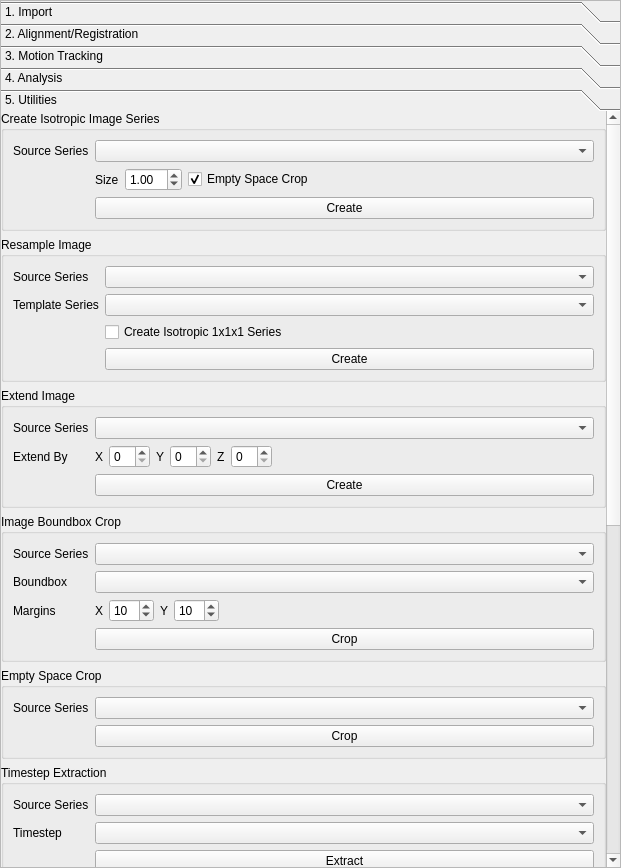
The window that src/ui/CardiacMotionProp.ui (ericspod/Eidolon) describes before a commit, drawn with Qt 5.
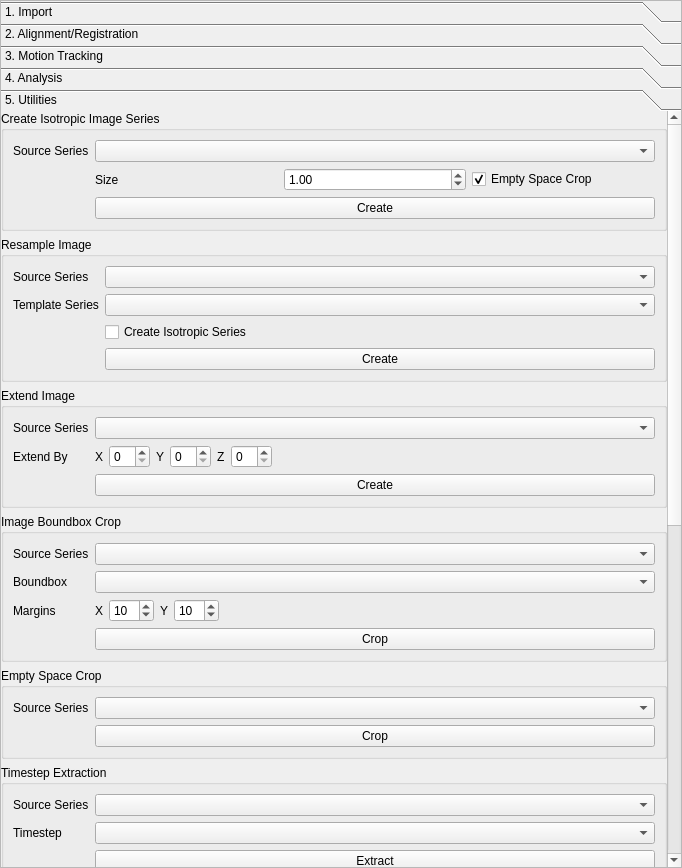
The same window after the commit. The open tabs and pages were chosen to show the change.

Patch:
```diff
--- a/src/ui/CardiacMotionProp.ui
+++ b/src/ui/CardiacMotionProp.ui
@@ -6,7 +6,7 @@
    <rect>
     <x>0</x>
     <y>0</y>
-    <width>621</width>
+    <width>682</width>
     <height>868</height>
    </rect>
   </property>
@@ -1631,8 +1631,8 @@
        <rect>
         <x>0</x>
         <y>0</y>
-        <width>602</width>
-        <height>1306</height>
+        <width>667</width>
+        <height>1532</height>
        </rect>
       </property>
       <property name="sizePolicy">
@@ -1725,19 +1725,6 @@
               </property>
              </widget>
             </item>
-            <item>
-             <spacer name="horizontalSpacer_8">
-              <property name="orientation">
-               <enum>Qt::Horizontal</enum>
-              </property>
-              <property name="sizeHint" stdset="0">
-               <size>
-                <width>40</width>
-                <height>20</height>
-               </size>
-              </property>
-             </spacer>
-            </item>
            </layout>
           </item>
          </layout>
@@ -1789,7 +1776,7 @@
           <item row="2" column="1">
            <widget class="QCheckBox" name="resampleIsoCheck">
             <property name="text">
-             <string>Create Isotropic 1x1x1 Series</string>
+             <string>Create Isotropic Series</string>
             </property>
            </widget>
           </item>
```
Left out of the diff: 29 changed lines with no effect on the pictures.
